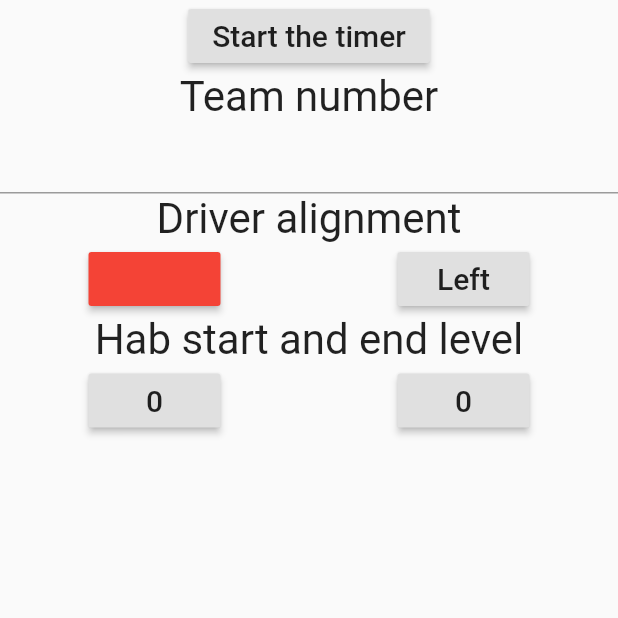
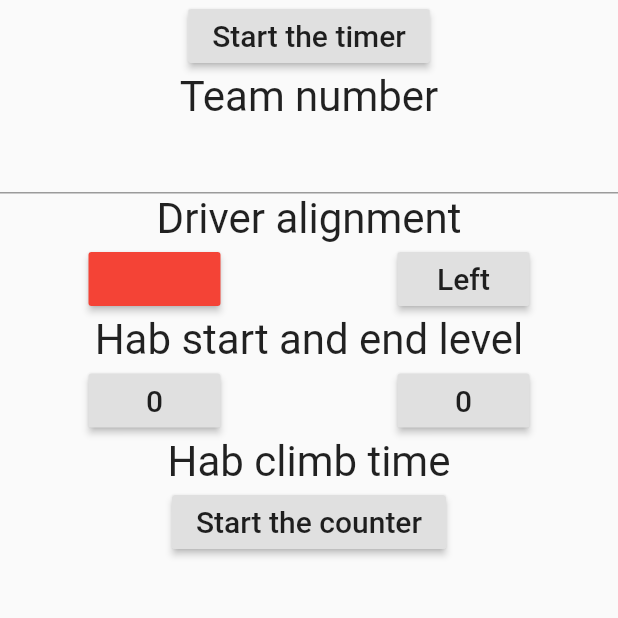
Before and after one commit to altalk23/scouting_app, a Flutter app: the screen it shows after launch, on a phone screen of 412 x 824 dp, the top half of it. Run offline on Flutter 3.47's test engine with Material 2 defaults, Android fonts, the phone set to English and light mode, and no system bars; our stand-ins replace qr_flutter.

Commit message:
Split up dart file, part 9 Add hab climb time

```diff
--- /dev/null
+++ b/lib/input/hab_climb_time.dart
@@ -0,0 +1,37 @@
+import 'package:flutter/material.dart';
+import 'package:scouting_app/loop_list.dart';
+import 'package:scouting_app/widget/custom_button.dart';
+import 'package:scouting_app/widget/custom_label.dart';
+
+class HabClimbTime extends StatelessWidget {
+
+    HabClimbTime({this.label, this.counterList, this.onPressed});
+
+    final String label;
+    final LoopList counterList;
+    final VoidCallback onPressed;
+
+    @override
+    Widget build(BuildContext context) {
+        return Column(
+            children: <Widget>[
+                CustomLabel(
+                    label,
+                    style: TextStyle(
+                        fontSize: 28.0,
+                    ),
+                ),
+
+                CustomButton(
+                    child: CustomLabel(
+                        counterList[0],
+                        style: TextStyle(
+                            fontSize: 20.0,
+                        ),
+                    ),
+                    onPressed: onPressed,
+                ),
+            ],
+        );
+    }
+}
--- a/lib/input/hab_start_and_end_level.dart
+++ b/lib/input/hab_start_and_end_level.dart
@@ -5,9 +5,9 @@ import 'package:scouting_app/widget/custom_label.dart';
 
 class HabStartEndLevel extends StatelessWidget {
     HabStartEndLevel({this.label, this.startList, this.endList, this.onStartPressed, this.onEndPressed});
-    String label;
-    LoopList startList, endList;
-    VoidCallback onStartPressed, onEndPressed;
+    final String label;
+    final LoopList startList, endList;
+    final VoidCallback onStartPressed, onEndPressed;
 
     @override
     Widget build(BuildContext context) {
--- a/lib/screen/input_screen.dart
+++ b/lib/screen/input_screen.dart
@@ -2,6 +2,7 @@ import 'dart:core';
 
 import 'package:flutter/material.dart';
 import 'package:scouting_app/input/driver_station.dart';
+import 'package:scouting_app/input/hab_climb_time.dart';
 import 'package:scouting_app/input/hab_start_and_end_level.dart';
 
 import 'package:scouting_app/input/stopwatch.dart';
@@ -24,6 +25,9 @@ class _InputScreen extends State<InputScreen> {
     // Main stopwatch used for tracking time
     Stopwatch stopwatch = new Stopwatch();
 
+    // Hab climb stopwatch
+    Stopwatch climbStopwatch = new Stopwatch();
+
     _InputScreen() {
         // All text initializations
         labelList['stopwatch'] = new LoopList(['Start the timer', 'End the timer']);
@@ -34,6 +38,8 @@ class _InputScreen extends State<InputScreen> {
         labelList['hab_level'] = new LoopList(['Hab start and end level']);
         labelList['hab_start_level'] = new LoopList(['0', '1', '2', '3']);
         labelList['hab_end_level'] = new LoopList(['0', '1', '2', '3']);
+        labelList['hab_climb'] = new LoopList(['Hab climb time']);
+        labelList['hab_climb_time'] = new LoopList(['Start the counter', 'End the counter', '%counter']);
 
         // All map initializations
         mainMap['team_number'] = '';
@@ -41,6 +47,7 @@ class _InputScreen extends State<InputScreen> {
         mainMap['driver_station_color'] = labelList['driver_station_color'][0];
         mainMap['hab_start_level'] = labelList['hab_start_level'][0];
         mainMap['hab_end_level'] = labelList['hab_end_level'][0];
+        mainMap['hab_climb_time'] = climbStopwatch.elapsed.toString();
     }
 
     @override
@@ -112,6 +119,24 @@ class _InputScreen extends State<InputScreen> {
                         },
                     ),
                     //--------------------------------------------------------//
+                    HabClimbTime(
+                        label: labelList['hab_climb'][0],
+                        counterList: labelList['hab_climb_time'],
+                        onPressed: (labelList['hab_climb_time'].start != 2) ? () {
+                            if (labelList['hab_climb_time'].start == 0) {
+                                climbStopwatch.start();
+                            }
+                            else if (labelList['hab_climb_time'].start == 1) {
+                                climbStopwatch.stop();
+                                mainMap['hab_climb_time'] = climbStopwatch.elapsed.toString();
+                                labelList['hab_climb_time'][1] = mainMap['hab_climb_time'];
+                            }
+                            setState(() {
+                                labelList['hab_climb_time'].loop();
+                                print(mainMap.toString());
+                            });
+                        } : null,
+                    ),
                 ],
             ),
         );
```
Also changed, not shown: lib/main.dart (+0 -36 lines).
